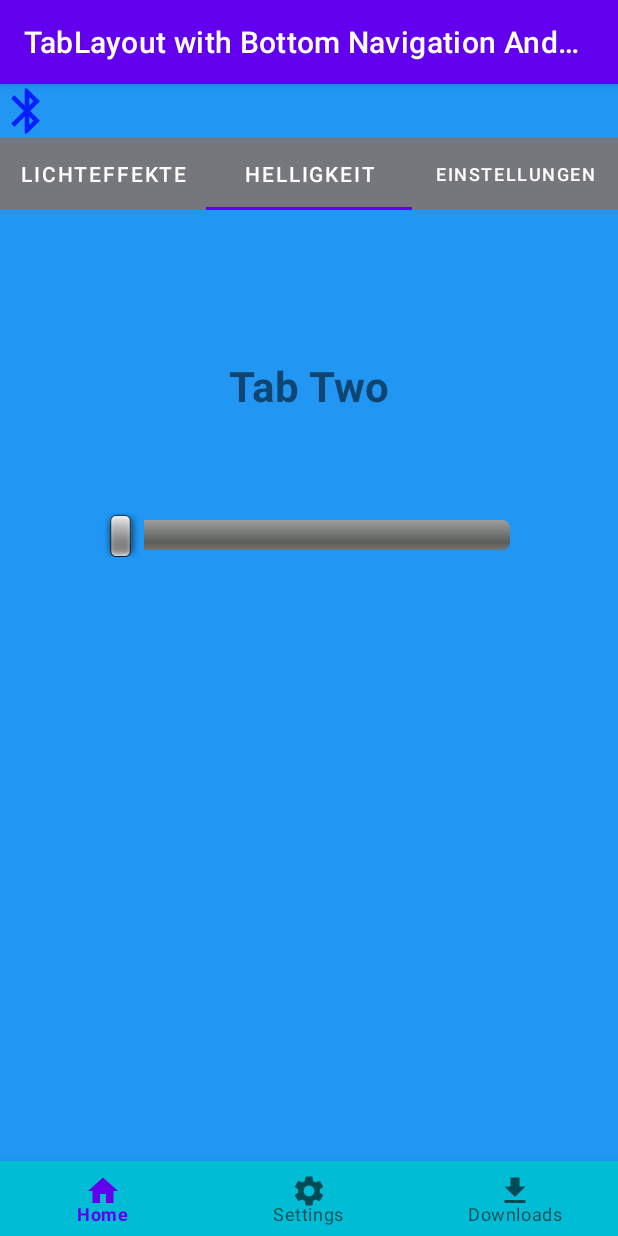
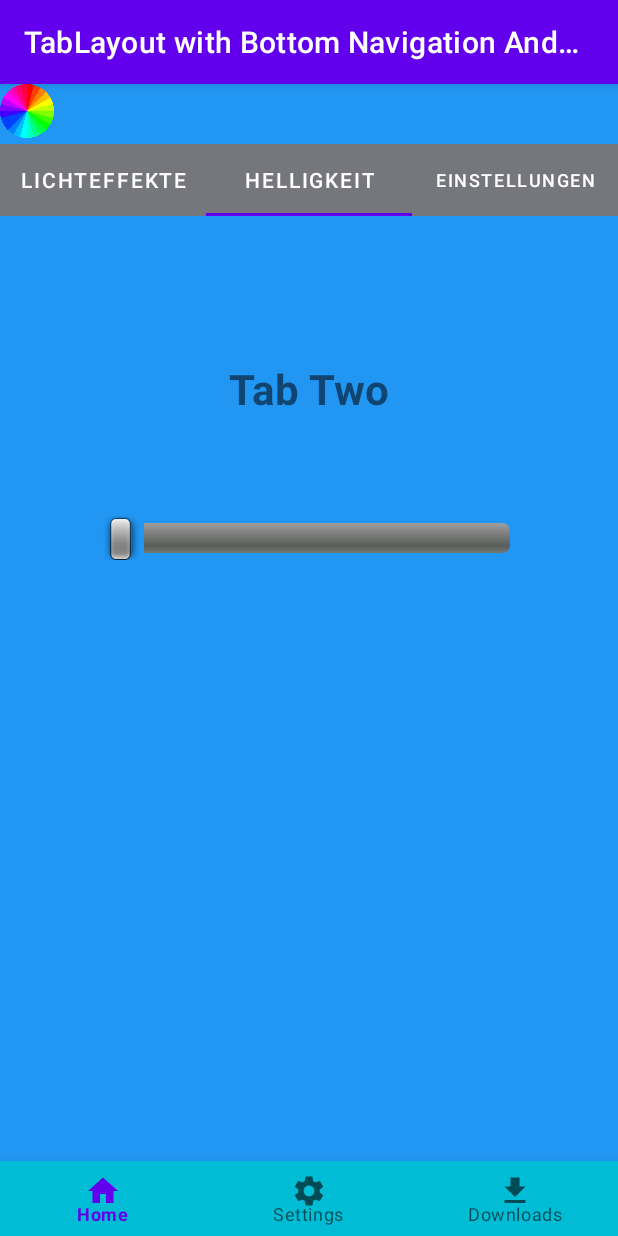
Before and after one commit to meinci88/Android-Bluetooth-with-HC05, an Android app: the screen it shows after launch (MainActivity), tab 2 chosen, on a phone screen of 412 x 824 dp. Run offline under Robolectric (Android 15) with nearby library versions, the phone set to English and light mode, and no system bars.

Commit message:
ViewBinding implementiert

```diff
--- a/app/build.gradle
+++ b/app/build.gradle
@@ -25,6 +25,9 @@ android {
         sourceCompatibility JavaVersion.VERSION_1_8
         targetCompatibility JavaVersion.VERSION_1_8
     }
+    buildFeatures{
+        viewBinding = true
+    }
 }
 
 dependencies {
--- a/app/src/main/java/com/example/tablayoutwithbottomnavigationandroid/MainActivity.java
+++ b/app/src/main/java/com/example/tablayoutwithbottomnavigationandroid/MainActivity.java
@@ -1,27 +1,23 @@
 package com.example.tablayoutwithbottomnavigationandroid;
-
-import static com.example.tablayoutwithbottomnavigationandroid.R.drawable.icon_bl_on;
-import static com.example.tablayoutwithbottomnavigationandroid.R.layout.activity_main;
 
 import androidx.annotation.NonNull;
 import androidx.appcompat.app.AppCompatActivity;
 import androidx.lifecycle.ViewModelProvider;
+import androidx.viewpager.widget.ViewPager;
 import androidx.viewpager2.widget.ViewPager2;
 
 import android.annotation.SuppressLint;
 import android.bluetooth.BluetoothAdapter;
 import android.bluetooth.BluetoothDevice;
 import android.bluetooth.BluetoothSocket;
-import android.content.Intent;
 import android.os.Bundle;
 import android.view.MenuItem;
 import android.view.View;
-import android.widget.Button;
 import android.widget.FrameLayout;
 import android.widget.ImageView;
 import android.widget.TextView;
-import android.widget.Toast;
 
+import com.example.tablayoutwithbottomnavigationandroid.databinding.ActivityMainBinding;
 import com.google.android.material.bottomnavigation.BottomNavigationView;
 import com.google.android.material.navigation.NavigationBarView;
 import com.google.android.material.tabs.TabLayout;
@@ -29,14 +25,13 @@ import com.google.android.material.tabs.TabLayout;
 import java.io.IOException;
 import java.io.OutputStream;
 import java.nio.charset.StandardCharsets;
-import java.util.Set;
 import java.util.UUID;
 
 public class MainActivity extends AppCompatActivity {
 	static final UUID MY_UUID = UUID.fromString("00001101-0000-1000-8000-00805F9B34FB");
 	BluetoothSocket btSocket = null;
 	TabLayout tabLayout;
-	ViewPager2 viewPager2;
+	ViewPager viewPager;
 	ViewPagerAdapter viewPagerAdapter;
 	BottomNavigationView bottomNavigationView;
 	FrameLayout frameLayout;
@@ -47,18 +42,18 @@ public class MainActivity extends AppCompatActivity {
 	String [] permissions={"android.permission.BLUETOOTH_CONNECT"};
 
 	private ItemViewModel viewModel;
-
+	private ActivityMainBinding binding;
 	@Override
 	protected void onCreate(Bundle savedInstanceState) {
 		super.onCreate(savedInstanceState);
 
 		//requestPermissions(permissions, 80);
 
-		setContentView(activity_main);
+		binding = ActivityMainBinding.inflate(getLayoutInflater());
+		View view = binding.getRoot();
+		setContentView(view);
 
 		btAdapter = BluetoothAdapter.getDefaultAdapter();
-
-
 
 		BTconnect();
 
@@ -98,22 +93,20 @@ public class MainActivity extends AppCompatActivity {
 			}
 		});
 
-		//textView = findViewById(R.id.textViewMain);
-		tabLayout = findViewById(R.id.tabLayout);
-		viewPager2 = findViewById(R.id.viewPager);
+		//viewPager = findViewById(R.id.viewPager);
 		viewPagerAdapter = new ViewPagerAdapter(this);
-		viewPager2.setAdapter(viewPagerAdapter);
+		binding.viewPager.setAdapter(viewPagerAdapter);
 		bottomNavigationView = findViewById(R.id.bottomNav);
 		frameLayout = findViewById(R.id.frameLayout);
 
 		//region Tablayout addOnTabSelectedListener
-		tabLayout.addOnTabSelectedListener(new TabLayout.OnTabSelectedListener() {
+		binding.tabLayout.addOnTabSelectedListener(new TabLayout.OnTabSelectedListener() {
 
 			@Override
 			public void onTabSelected(TabLayout.Tab tab) {
-				viewPager2.setVisibility(View.VISIBLE);
-				frameLayout.setVisibility(View.GONE);
-				viewPager2.setCurrentItem(tab.getPosition());
+				binding.viewPager.setVisibility(View.VISIBLE);
+				binding.frameLayout.setVisibility(View.GONE);
+				binding.viewPager.setCurrentItem(tab.getPosition());
 			}
 
 			@Override
@@ -123,22 +116,21 @@ public class MainActivity extends AppCompatActivity {
 
 			@Override
 			public void onTabReselected(TabLayout.Tab tab) {
-				viewPager2.setVisibility(View.VISIBLE);
-				frameLayout.setVisibility(View.GONE);
-
+				binding.viewPager.setVisibility(View.VISIBLE);
+				binding.frameLayout.setVisibility(View.GONE);
 			}
 		});
 
 		//endregion
 
-		viewPager2.registerOnPageChangeCallback(new ViewPager2.OnPageChangeCallback() {
+		binding.viewPager.registerOnPageChangeCallback(new ViewPager2.OnPageChangeCallback() {
 			@Override
 			public void onPageSelected(int position) {
 				switch (position) {
 					case 0:
 					case 1:
 					case 2:
-						tabLayout.getTabAt(position).select();
+						binding.tabLayout.getTabAt(position).select();
 				}
 				super.onPageSelected(position);
 			}
@@ -149,8 +141,8 @@ public class MainActivity extends AppCompatActivity {
 			@SuppressLint("NonConstantResourceId")
 			@Override
 			public boolean onNavigationItemSelected(@NonNull MenuItem item) {
-				frameLayout.setVisibility(View.VISIBLE);
-				viewPager2.setVisibility(View.GONE);
+				binding.frameLayout.setVisibility(View.VISIBLE);
+				binding.viewPager.setVisibility(View.GONE);
 				switch (item.getItemId()) {
 
 					case R.id.bottom_home:
@@ -183,13 +175,13 @@ public class MainActivity extends AppCompatActivity {
 			btSocket = HC05A.createRfcommSocketToServiceRecord(MY_UUID);
 			String dev;
 			String devName;
-			ImageView imageView = (ImageView) findViewById(R.id.bluetoothImage);
-			imageView.setBackgroundResource(icon_bl_on);
+			ImageView imageView = (ImageView) findViewById(R.id.bluetoothImage1);
+			imageView.setBackgroundResource(R.drawable.rainbowcol);
 			btSocket.connect();
 		} catch (IOException e) {
 			e.printStackTrace();
-			ImageView imageView = (ImageView)findViewById(R.id.bluetoothImage);
-			imageView.setBackgroundResource(R.drawable.icon_bl_off);
+			ImageView imageView = (ImageView)findViewById(R.id.bluetoothImage1);
+			imageView.setBackgroundResource(R.drawable.rainbowcol1);
 		}
 	}
 }
--- a/app/src/main/java/com/example/tablayoutwithbottomnavigationandroid/TabOne.java
+++ b/app/src/main/java/com/example/tablayoutwithbottomnavigationandroid/TabOne.java
@@ -3,6 +3,7 @@ package com.example.tablayoutwithbottomnavigationandroid;
 import android.os.Bundle;
 import androidx.annotation.NonNull;
 import androidx.annotation.Nullable;
+import androidx.appcompat.app.AppCompatActivity;
 import androidx.fragment.app.Fragment;
 import androidx.lifecycle.ViewModelProvider;
 import android.view.LayoutInflater;
@@ -10,6 +11,8 @@ import android.view.View;
 import android.view.ViewGroup;
 import android.widget.SeekBar;
 import android.widget.TextView;
+
+import com.example.tablayoutwithbottomnavigationandroid.databinding.FragmentTabOneBinding;
 
 public class TabOne extends Fragment {
 
@@ -20,31 +23,29 @@ public class TabOne extends Fragment {
 	SeekBar seekBar1;
 	SeekBar seekBar2;
 	SeekBar seekBar3;
+	private FragmentTabOneBinding binding;
 
 	@Override
 	public View onCreateView(LayoutInflater inflater, ViewGroup container,
 							 Bundle savedInstanceState) {
+		binding = FragmentTabOneBinding.inflate(inflater, container, false);
+		View view = binding.getRoot();
 
-		return inflater.inflate(R.layout.fragment_tab_one, container, false);
+		return view;
 	}
 	@Override
 	public void onViewCreated(@NonNull View view, @Nullable Bundle savedInstanceState) {
 		super.onViewCreated(view, savedInstanceState);
-		textViewSeekbar1 = view.findViewById(R.id.textViewSeekbarVal1);
-		textViewSeekbar2 = view.findViewById(R.id.textViewSeekbarVal2);
-		textViewSeekbar3 = view.findViewById(R.id.textViewSeekbarVal3);
+
 		viewModel = new ViewModelProvider(requireActivity()).get(ItemViewModel.class);
 
-		seekBar1 = view.findViewById(R.id.seekBar1);
-		seekBar2 = view.findViewById(R.id.seekBar2);
-		seekBar3 = view.findViewById(R.id.seekBar3);
-
-		seekBar1.setOnSeekBarChangeListener(new SeekBar.OnSeekBarChangeListener() {
+		binding.seekBar1.setOnSeekBarChangeListener(new SeekBar.OnSeekBarChangeListener() {
 			@Override
 			public void onProgressChanged(SeekBar seekBar, int progress, boolean fromUser) {
 				String value = "A" + progress;
-				//viewModel.setData(String.valueOf(seekBar1.getProgress()));
-				textViewSeekbar1.setText(value);
+				binding.seekBar2.setProgress(0);
+				binding.seekBar3.setProgress(0);
+				binding.textViewSeekbarVal1.setText(value);
 				viewModel.setData(value);
 			}
 			@Override
@@ -55,12 +56,13 @@ public class TabOne extends Fragment {
 			}
 		});
 
-		seekBar2.setOnSeekBarChangeListener(new SeekBar.OnSeekBarChangeListener() {
+		binding.seekBar2.setOnSeekBarChangeListener(new SeekBar.OnSeekBarChangeListener() {
 			@Override
 			public void onProgressChanged(SeekBar seekBar, int progress, boolean fromUser) {
 				String value = "B" + progress;
-				//viewModel.setData(String.valueOf(seekBar1.getProgress()));
-				textViewSeekbar2.setText(value);
+				binding.seekBar1.setProgress(0);
+				binding.seekBar3.setProgress(0);
+				binding.textViewSeekbarVal2.setText(value);
 				viewModel.setData1(value);
 			}
 			@Override
@@ -71,12 +73,13 @@ public class TabOne extends Fragment {
 			}
 		});
 
-		seekBar3.setOnSeekBarChangeListener(new SeekBar.OnSeekBarChangeListener() {
+		binding.seekBar3.setOnSeekBarChangeListener(new SeekBar.OnSeekBarChangeListener() {
 			@Override
 			public void onProgressChanged(SeekBar seekBar, int progress, boolean fromUser) {
 				String value = "C" + progress;
-				//viewModel.setData(String.valueOf(seekBar1.getProgress()));
-				textViewSeekbar3.setText(value);
+				binding.seekBar1.setProgress(0);
+				binding.seekBar2.setProgress(0);
+				binding.textViewSeekbarVal3.setText(value);
 				viewModel.setData2(value);
 			}
 			@Override
@@ -86,7 +89,5 @@ public class TabOne extends Fragment {
 			public void onStopTrackingTouch(SeekBar seekBar) {
 			}
 		});
-
-
 	}
 }
--- a/app/src/main/res/layout/activity_main.xml
+++ b/app/src/main/res/layout/activity_main.xml
@@ -8,11 +8,23 @@
 	android:orientation="vertical"
 	android:background="@color/dark_blue"
 	tools:context=".MainActivity">
+	<FrameLayout
+		android:orientation="horizontal"
+		android:layout_width="match_parent"
+		android:layout_height="40dp">
 
-	<ImageView
-		android:id="@+id/bluetoothImage"
-		android:layout_width="36dp"
-		android:layout_height="36dp"/>
+		<ImageView
+			android:id="@+id/bluetoothImage1"
+			android:layout_width="36dp"
+			android:layout_height="36dp" />
+
+		<ImageView
+			android:id="@+id/bluetoothImage2"
+			android:layout_width="36dp"
+			android:layout_height="36dp"
+			android:layout_marginHorizontal="370dp"/>
+	</FrameLayout>
+
 
 	<com.google.android.material.tabs.TabLayout
 		android:id="@+id/tabLayout"
```
Also changed, not shown: app/src/main/res/drawable/lichteffektepng.webp (deleted), app/src/main/res/drawable/rainbowcol.webp (added), app/src/main/res/drawable/rainbowcol1.webp (added).
